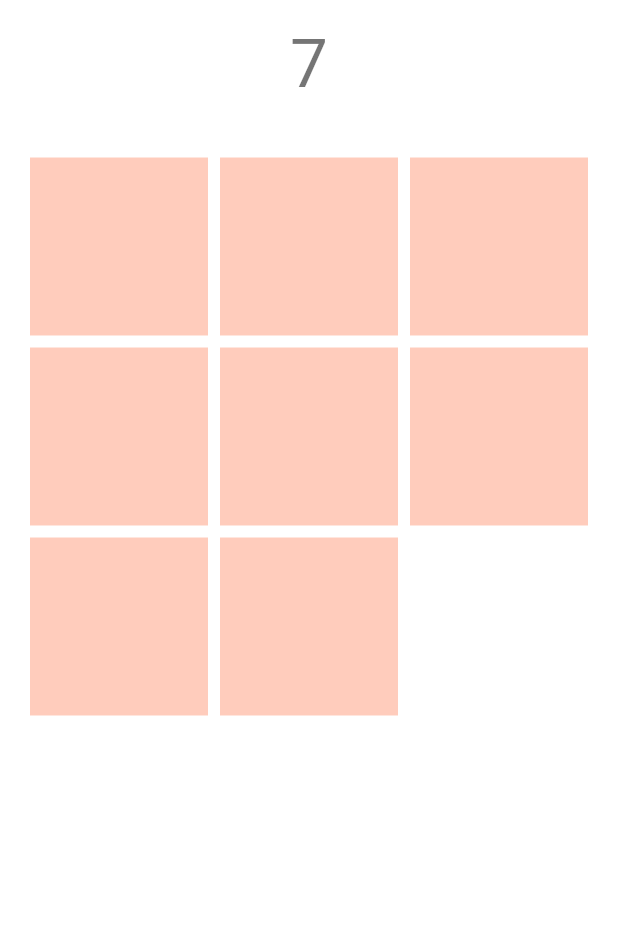
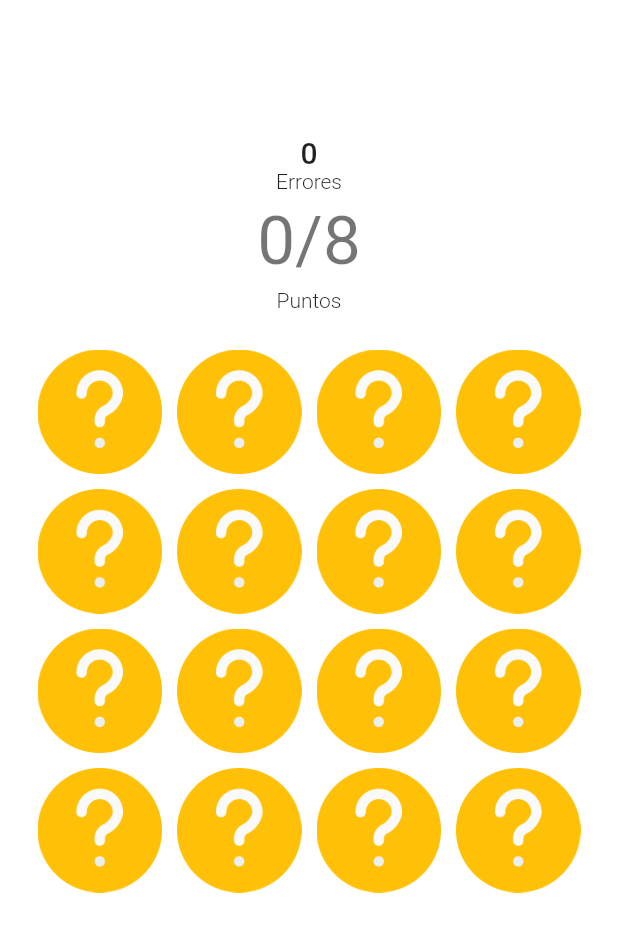
Before and after one commit to leiderp/TCuido, a Flutter app: the screen it shows after launch, on a phone screen of 412 x 824 dp. Shown: the top 932 px of the screen. Run offline on Flutter 3.47's test engine with Material 2 defaults, Android fonts, the phone set to English and light mode, and no system bars; drawn by our look-alikes of flip_card; our stand-ins replace bloc, flutter_bloc, flutter_screenutil, rxdart, sqflite; accounts and stored records are empty.

Commit message:
game2ready

```diff
--- a/lib/main.dart
+++ b/lib/main.dart
@@ -238,7 +238,7 @@ class _MyAppState extends State<MyApp> {
 }
 */
 import 'package:flutter/material.dart';
-import 'pages/game1_card.dart';
+import 'pages/game2_page.dart';
 
 /*
 import 'package:yotecuido/pages/alarm_page.dart';
@@ -279,7 +279,7 @@ class MyApp extends StatelessWidget {
           visualDensity: VisualDensity.adaptivePlatformDensity,
           scaffoldBackgroundColor: Colors.white,
           primaryColor: Colors.white),
-      home: Game(),
+      home: Game2(),
     );
   }
 }
--- /dev/null
+++ b/lib/models/modelGame2.dart
@@ -0,0 +1,118 @@
+String selectedTile = "";
+int selectedIndex;
+bool selected = true;
+int points = 0;
+
+List<TileModel> myPairs = new List<TileModel>();
+List<bool> clicked = new List<bool>();
+
+List<bool> getClicked() {
+  List<bool> yoClicked = new List<bool>();
+  List<TileModel> myairs = new List<TileModel>();
+  myairs = getPairs();
+  for (int i = 0; i < myairs.length; i++) {
+    yoClicked[i] = false;
+  }
+
+  return yoClicked;
+}
+
+List<TileModel> getPairs() {
+  List<TileModel> pairs = new List<TileModel>();
+
+  TileModel tileModel = new TileModel();
+
+  //1
+  tileModel.setImageAssetPath("assets/fox.png");
+  tileModel.setIsSelected(false);
+  pairs.add(tileModel);
+  pairs.add(tileModel);
+  tileModel = new TileModel();
+
+  //2
+  tileModel.setImageAssetPath("assets/hippo.png");
+  tileModel.setIsSelected(false);
+  pairs.add(tileModel);
+  pairs.add(tileModel);
+  tileModel = new TileModel();
+
+  //3
+  tileModel.setImageAssetPath("assets/horse.png");
+  tileModel.setIsSelected(false);
+  pairs.add(tileModel);
+  pairs.add(tileModel);
+  tileModel = new TileModel();
+
+  //4
+  tileModel.setImageAssetPath("assets/monkey.png");
+  tileModel.setIsSelected(false);
+  pairs.add(tileModel);
+  pairs.add(tileModel);
+  tileModel = new TileModel();
+  //5
+  tileModel.setImageAssetPath("assets/panda.png");
+  tileModel.setIsSelected(false);
+  pairs.add(tileModel);
+  pairs.add(tileModel);
+  tileModel = new TileModel();
+
+  //6
+  tileModel.setImageAssetPath("assets/parrot.png");
+  tileModel.setIsSelected(false);
+  pairs.add(tileModel);
+  pairs.add(tileModel);
+  tileModel = new TileModel();
+
+  //7
+  tileModel.setImageAssetPath("assets/rabbit.png");
+  tileModel.setIsSelected(false);
+  pairs.add(tileModel);
+  pairs.add(tileModel);
+  tileModel = new TileModel();
+
+  //8
+  tileModel.setImageAssetPath("assets/zoo.png");
+  tileModel.setIsSelected(false);
+  pairs.add(tileModel);
+  pairs.add(tileModel);
+  tileModel = new TileModel();
+
+  return pairs;
+}
+
+List<TileModel> getQuestionPairs() {
+  List<TileModel> pairs = new List<TileModel>();
+
+  TileModel tileModel = new TileModel();
+  for (var i = 0; i < 8; i++) {
+    tileModel.setImageAssetPath("assets/question.png");
+    tileModel.setIsSelected(false);
+    pairs.add(tileModel);
+    pairs.add(tileModel);
+    tileModel = new TileModel();
+  }
+  return pairs;
+}
+
+class TileModel {
+  String imageAssetPath;
+  bool isSelected;
+
+  TileModel({this.imageAssetPath, this.isSelected});
+
+  void setImageAssetPath(String getImageAssetPath) {
+    imageAssetPath = getImageAssetPath;
+  }
+
+  String getImageAssetPath() {
+    return imageAssetPath;
+  }
+
+  void setIsSelected(bool getIsSelected) {
+    isSelected = getIsSelected;
+  }
+
+  bool getIsSelected() {
+    return isSelected;
+  }
+}
--- /dev/null
+++ b/lib/pages/game2_page.dart
@@ -0,0 +1,249 @@
+import 'dart:async';
+
+import 'package:flutter/material.dart';
+import "package:yotecuido/models/modelGame2.dart";
+
+List<int> times = [];
+int countErrors = 0;
+
+class Game2 extends StatefulWidget {
+  @override
+  _Game2State createState() => _Game2State();
+}
+
+class _Game2State extends State<Game2> {
+  List<TileModel> gridViewTiles = new List<TileModel>();
+  List<TileModel> questionPairs = new List<TileModel>();
+
+  int time = 0;
+  Timer timer;
+
+  @override
+  void initState() {
+    super.initState();
+    reStart();
+  }
+
+  void reStart() {
+    myPairs = getPairs();
+    myPairs.shuffle();
+
+    gridViewTiles = myPairs;
+    Future.delayed(const Duration(seconds: 5), () {
+      startTimer();
+      setState(() {
+        print("2 seconds done");
+        questionPairs = getQuestionPairs();
+        gridViewTiles = questionPairs;
+        selected = false;
+      });
+    });
+  }
+
+  void startTimer() {
+    timer = Timer.periodic(Duration(seconds: 1), (t) {
+      //setState(() {
+      time = time + 1;
+      //});
+    });
+  }
+
+  void stopTimer() {
+    timer.cancel();
+  }
+
+  @override
+  Widget build(BuildContext context) {
+    return Scaffold(
+      backgroundColor: Colors.white,
+      body: SingleChildScrollView(
+        child: Container(
+          padding: EdgeInsets.symmetric(horizontal: 20, vertical: 50),
+          child: Column(
+            children: <Widget>[
+              SizedBox(
+                height: 40,
+              ),
+              points != 800
+                  ? Column(
+                      crossAxisAlignment: CrossAxisAlignment.center,
+                      children: <Widget>[
+                        Text(
+                          "$countErrors",
+                          style: TextStyle(
+                              fontSize: 20, fontWeight: FontWeight.w500),
+                        ),
+                        Text(
+                          "Errores",
+                          textAlign: TextAlign.start,
+                          style: TextStyle(
+                              fontSize: 14, fontWeight: FontWeight.w300),
+                        ),
+                        Padding(
+                          padding: EdgeInsets.all(5.0),
+                          child: Text(
+                            "$points/8",
+                            style: Theme.of(context).textTheme.display2,
+                          ),
+                        ),
+                        Text(
+                          "Puntos",
+                          textAlign: TextAlign.start,
+                          style: TextStyle(
+                              fontSize: 14, fontWeight: FontWeight.w300),
+                        ),
+                      ],
+                    )
+                  : Container(),
+              SizedBox(
+                height: 20,
+              ),
+              points != 800
+                  ? GridView(
+                      shrinkWrap: true,
+                      //physics: ClampingScrollPhysics(),
+                      scrollDirection: Axis.vertical,
+                      gridDelegate: SliverGridDelegateWithMaxCrossAxisExtent(
+                          mainAxisSpacing: 0.0, maxCrossAxisExtent: 100.0),
+                      children: List.generate(gridViewTiles.length, (index) {
+                        return Tile(
+                          imagePathUrl:
+                              gridViewTiles[index].getImageAssetPath(),
+                          tileIndex: index,
+                          parent: this,
+                        );
+                      }),
+                    )
+                  : Container(
+                      child: Column(
+                      children: <Widget>[
+                        GestureDetector(
+                          onTap: () {
+                            setState(() {
+                              points = 0;
+                              reStart();
+                            });
+                          },
+                          child: Container(
+                            height: 50,
+                            width: 200,
+                            alignment: Alignment.center,
+                            decoration: BoxDecoration(
+                              color: Colors.blue,
+                              borderRadius: BorderRadius.circular(24),
+                            ),
+                            child: Text(
+                              "Reiniciar",
+                              style: TextStyle(
+                                  color: Colors.white,
+                                  fontSize: 17,
+                                  fontWeight: FontWeight.w500),
+                            ),
+                          ),
+                        ),
+                        SizedBox(
+                          height: 20,
+                        ),
+                        GestureDetector(
+                          onTap: () {},
+                          child: Container(
+                            height: 50,
+                            width: 200,
+                            alignment: Alignment.center,
+                            decoration: BoxDecoration(
+                              border: Border.all(color: Colors.blue, width: 2),
+                              borderRadius: BorderRadius.circular(24),
+                            ),
+                            child: Text(
+                              "Salir",
+                              style: TextStyle(
+                                  color: Colors.blue,
+                                  fontSize: 17,
+                                  fontWeight: FontWeight.w500),
+                            ),
+                          ),
+                        ),
+                      ],
+                    ))
+            ],
+          ),
+        ),
+      ),
+    );
+  }
+}
+
+class Tile extends StatefulWidget {
+  String imagePathUrl;
+  int tileIndex;
+  _Game2State parent;
+
+  Tile({this.imagePathUrl, this.tileIndex, this.parent});
+
+  @override
+  _TileState createState() => _TileState();
+}
+
+class _TileState extends State<Tile> {
+  @override
+  Widget build(BuildContext context) {
+    return GestureDetector(
+      onTap: () {
+        if (!selected) {
+          setState(() {
+            myPairs[widget.tileIndex].setIsSelected(true);
+          });
+          if (selectedTile != "") {
+            /// testing if the selected tiles are same
+            if (selectedTile == myPairs[widget.tileIndex].getImageAssetPath()) {
+              points = points + 1;
+
+              TileModel tileModel = new TileModel();
+              selected = true;
+              Future.delayed(const Duration(seconds: 2), () {
+                tileModel.setImageAssetPath("");
+                myPairs[widget.tileIndex] = tileModel;
+                myPairs[selectedIndex] = tileModel;
+                this.widget.parent.setState(() {});
+                setState(() {
+                  selected = false;
+                });
+                selectedTile = "";
+              });
+            } else {
+              selected = true;
+              Future.delayed(const Duration(seconds: 2), () {
+                this.widget.parent.setState(() {
+                  myPairs[widget.tileIndex].setIsSelected(false);
+                  myPairs[selectedIndex].setIsSelected(false);
+                  countErrors = countErrors + 1;
+                });
+                setState(() {
+                  selected = false;
+                });
+              });
+
+              selectedTile = "";
+            }
+          } else {
+            setState(() {
+              selectedTile = myPairs[widget.tileIndex].getImageAssetPath();
+              selectedIndex = widget.tileIndex;
+            });
+          }
+        }
+      },
+      child: Container(
+        margin: EdgeInsets.all(5),
+        child: myPairs[widget.tileIndex].getImageAssetPath() != ""
+            ? Image.asset(myPairs[widget.tileIndex].getIsSelected()
+                ? myPairs[widget.tileIndex].getImageAssetPath()
+                : widget.imagePathUrl)
+            : Container(
+                color: Colors.white,
+                child: Image.asset("assets/correct.png"),
+              ),
+      ),
+    );
+  }
+}
```
Also changed, not shown: assets/correct.png (added), assets/fox.png (added), assets/hippo.png (added), assets/horse.png (added), assets/monkey.png (added), assets/panda.png (added), assets/parrot.png (added), assets/question.png (added), assets/rabbit.png (added), assets/zoo.png (added).
